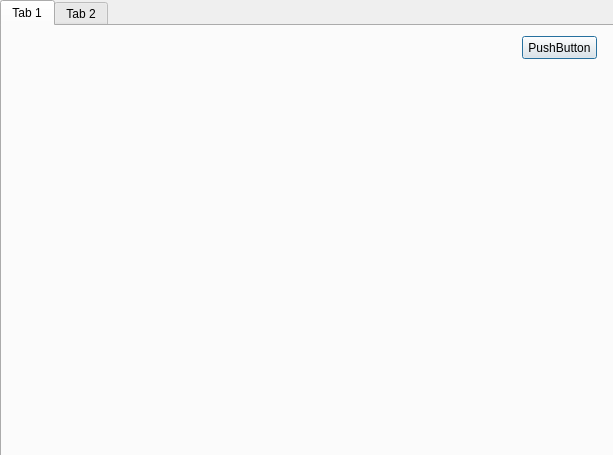
First picture: the form in tst/untitled4/dialog_2.ui, repository libriIPcko/RVC, before the edit.
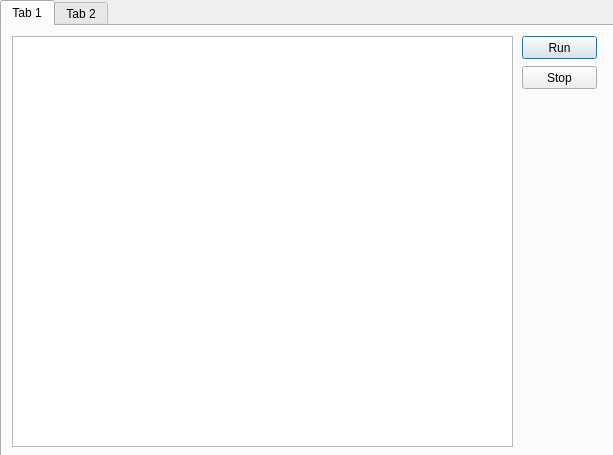
Second picture: the form after the edit.

What changed in the file:
```diff
--- a/tst/untitled4/dialog_2.ui
+++ b/tst/untitled4/dialog_2.ui
@@ -36,7 +36,30 @@
       </rect>
      </property>
      <property name="text">
-      <string>PushButton</string>
+      <string>Run</string>
+     </property>
+    </widget>
+    <widget class="QTextBrowser" name="textBrowser">
+     <property name="geometry">
+      <rect>
+       <x>10</x>
+       <y>10</y>
+       <width>501</width>
+       <height>411</height>
+      </rect>
+     </property>
+    </widget>
+    <widget class="QPushButton" name="pushButton_2">
+     <property name="geometry">
+      <rect>
+       <x>520</x>
+       <y>40</y>
+       <width>75</width>
+       <height>23</height>
+      </rect>
+     </property>
+     <property name="text">
+      <string>Stop</string>
      </property>
     </widget>
    </widget>
```
